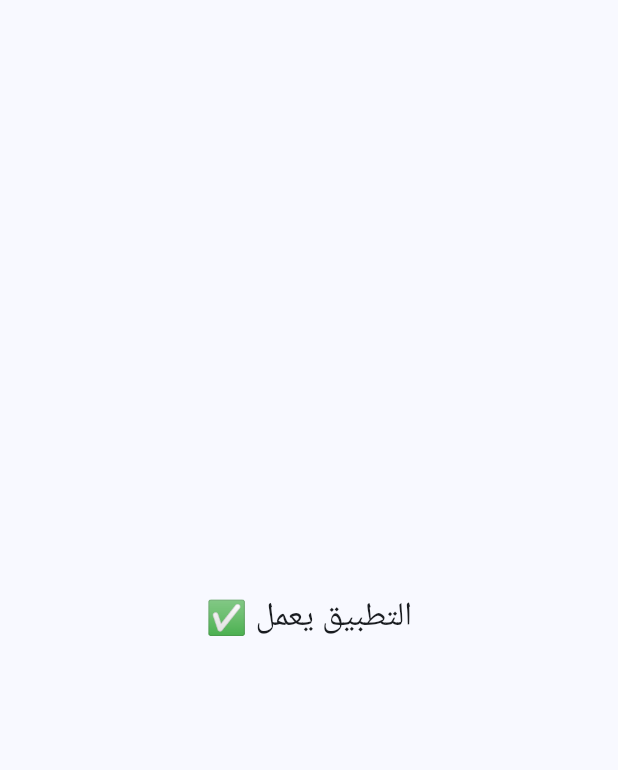
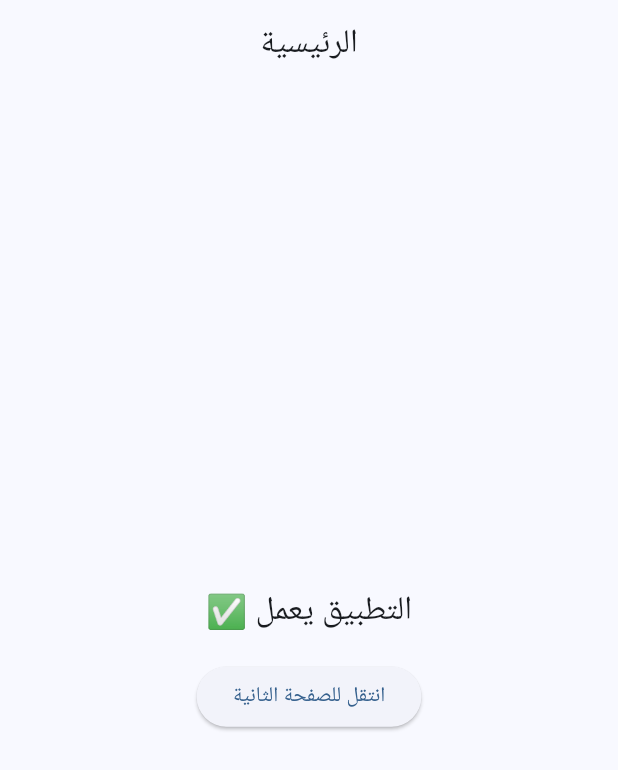
Before and after one commit to smileeyes1/new, a Flutter app: the screen it shows after launch, on a phone screen of 412 x 824 dp. Shown: the top 770 px of the screen. Run offline on Flutter 3.47's test engine with Material 3 defaults, Android fonts, the phone set to English and light mode, and no system bars.

```diff
--- a/lib/main.dart
+++ b/lib/main.dart
@@ -24,12 +24,57 @@ class HomeScreen extends StatelessWidget {
 
   @override
   Widget build(BuildContext context) {
-    return const Directionality(
+    return Directionality(
       textDirection: TextDirection.rtl,
       child: Scaffold(
+        appBar: AppBar(
+          title: const Text('الرئيسية'),
+          centerTitle: true,
+        ),
         body: Center(
+          child: Column(
+            mainAxisSize: MainAxisSize.min,
+            children: [
+              const Text(
+                'التطبيق يعمل ✅',
+                style: TextStyle(fontSize: 22),
+              ),
+              const SizedBox(height: 16),
+              ElevatedButton(
+                onPressed: () {
+                  Navigator.push(
+                    context,
+                    MaterialPageRoute(
+                      builder: (_) => const SecondScreen(), // ✅ مهم: => وليس =&gt;
+                    ),
+                  );
+                },
+                child: const Text('انتقل للصفحة الثانية'),
+              ),
+            ],
+          ),
+        ),
+      ),
+    );
+  }
+}
+
+/// صفحة ثانية بسيطة للتأكد أن التنقّل يعمل
+class SecondScreen extends StatelessWidget {
+  const SecondScreen({super.key});
+
+  @override
+  Widget build(BuildContext context) {
+    return Directionality(
+      textDirection: TextDirection.rtl,
+      child: Scaffold(
+        appBar: AppBar(
+          title: const Text('الصفحة الثانية'),
+          centerTitle: true,
+        ),
+        body: const Center(
           child: Text(
-            'التطبيق يعمل ✅',
+            'تم الانتقال بنجاح ✅',
             style: TextStyle(fontSize: 22),
           ),
         ),
```
